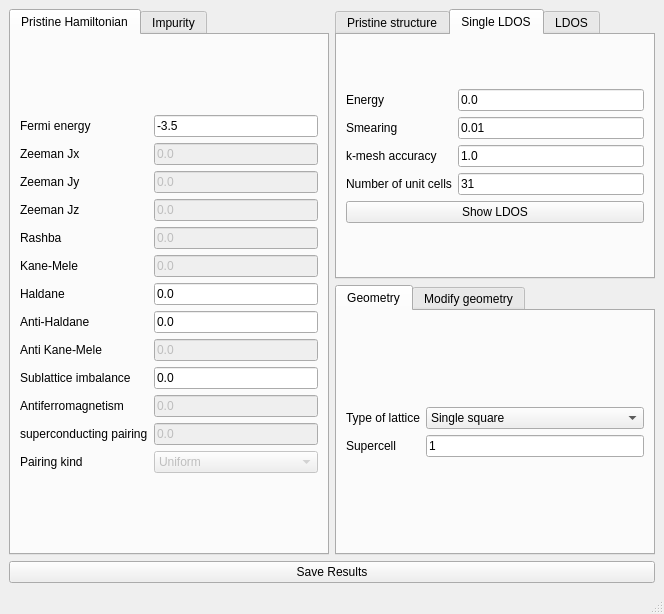
First picture: the form in interface-pyqt/impurity_embedding/interface.ui, repository joselado/quantum-honeycomp, before the edit.
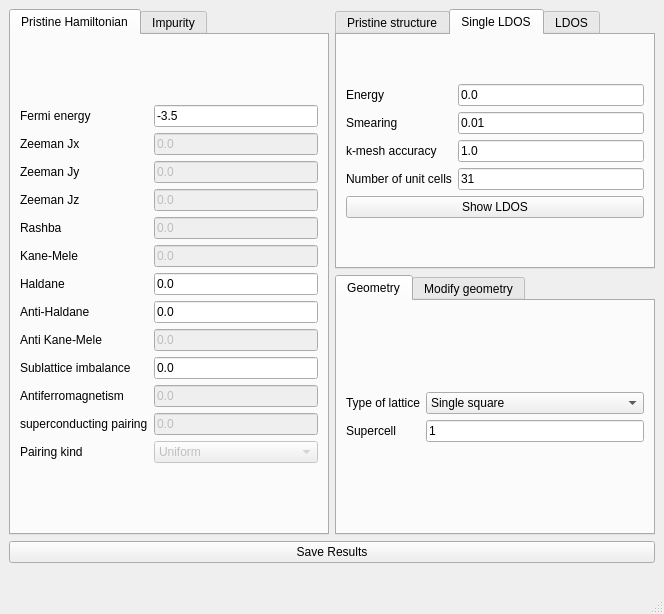
Second picture: the form after the edit.

Diff of the .ui file:
```diff
--- a/interface-pyqt/impurity_embedding/interface.ui
+++ b/interface-pyqt/impurity_embedding/interface.ui
@@ -666,6 +666,13 @@
       </widget>
      </widget>
     </item>
+    <item row="3" column="0" colspan="2">
+     <widget class="QLabel" name="info_tab">
+      <property name="text">
+       <string/>
+      </property>
+     </widget>
+    </item>
    </layout>
   </widget>
   <widget class="QMenuBar" name="menubar">
```
